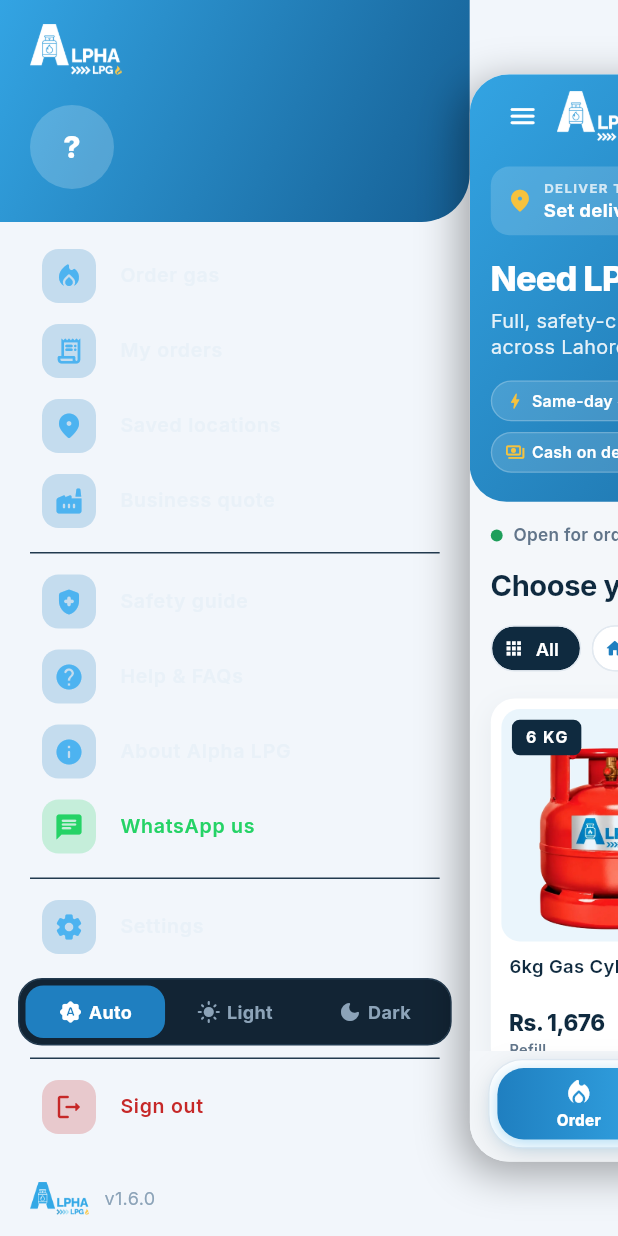
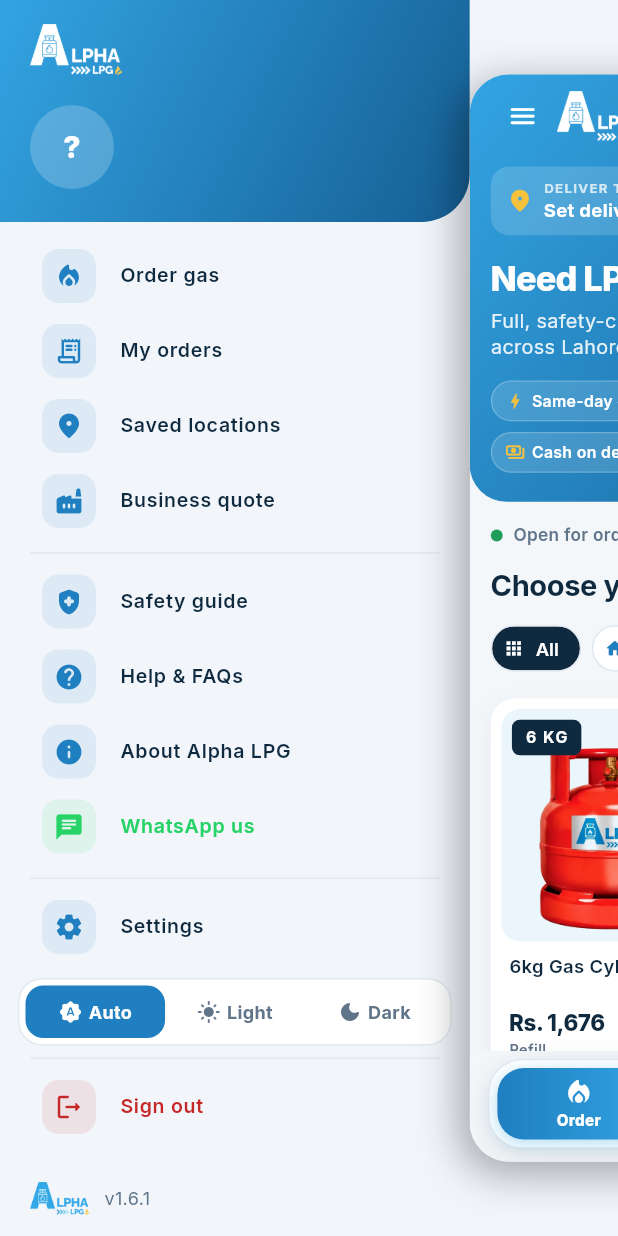
Before and after one commit to Saad43165/AlphaLPG, a Flutter app: the screen it shows after launch, after a tap on "Skip", after a tap on the "menu" icon, on a phone screen of 412 x 824 dp. Run offline on Flutter 3.47's test engine with Material 3 defaults, Android fonts, the phone set to English and light mode, and no system bars; our stand-ins replace cloud_firestore, firebase_auth, firebase_core, flutter_local_notifications, flutter_map, geocoding and 10 more; missing offline and left inert: flutter_foreground_task; accounts and stored records are empty.

Commit message:
Side menu follows light/dark theme (text was invisible in light mode)
Co-Authored-By: Claude Sonnet 5.5 <noreply@anthropic.com>
Claude-Session: https://claude.ai/code/session_01SZgdahvbrNxxFXcq2KDead

```diff
--- a/apps/customer_app/lib/config/env.dart
+++ b/apps/customer_app/lib/config/env.dart
@@ -9,4 +9,4 @@ abstract final class Env {
 }
 
 /// Shown in Settings and the drawer. Keep in sync with pubspec.yaml.
-const kAppVersion = '1.6.0';
+const kAppVersion = '1.6.1';
--- a/apps/customer_app/lib/widgets/push_drawer.dart
+++ b/apps/customer_app/lib/widgets/push_drawer.dart
@@ -89,11 +89,8 @@ class PushDrawerState extends State<PushDrawerHost>
                           alignment: Alignment.centerLeft,
                           child: SizedBox(
                             width: w,
-                            // The menu is always dark, whatever the app theme.
-                            child: Theme(
-                              data: Brand.theme(Brightness.dark),
-                              child: widget.drawer,
-                            ),
+                            // Follows the app theme (light menu in light mode).
+                            child: widget.drawer,
                           ),
                         ),
                       ),
--- a/apps/customer_app/pubspec.yaml
+++ b/apps/customer_app/pubspec.yaml
@@ -16,7 +16,7 @@ publish_to: 'none' # Remove this line if you wish to publish to pub.dev
 # https://developer.apple.com/library/archive/documentation/General/Reference/InfoPlistKeyReference/Articles/CoreFoundationKeys.html
 # In Windows, build-name is used as the major, minor, and patch parts
 # of the product and file versions while build-number is used as the build suffix.
-version: 1.6.0+10
+version: 1.6.1+11
 
 environment:
   sdk: ^3.14.0
```
